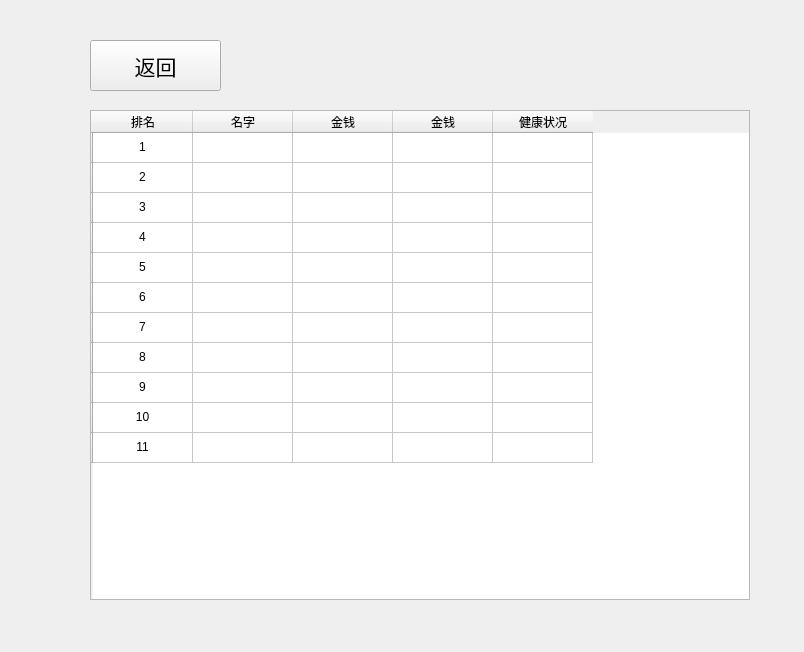
First picture: the form in ranking.ui, repository wwwxyz123/shanghaifusheng, before the edit.
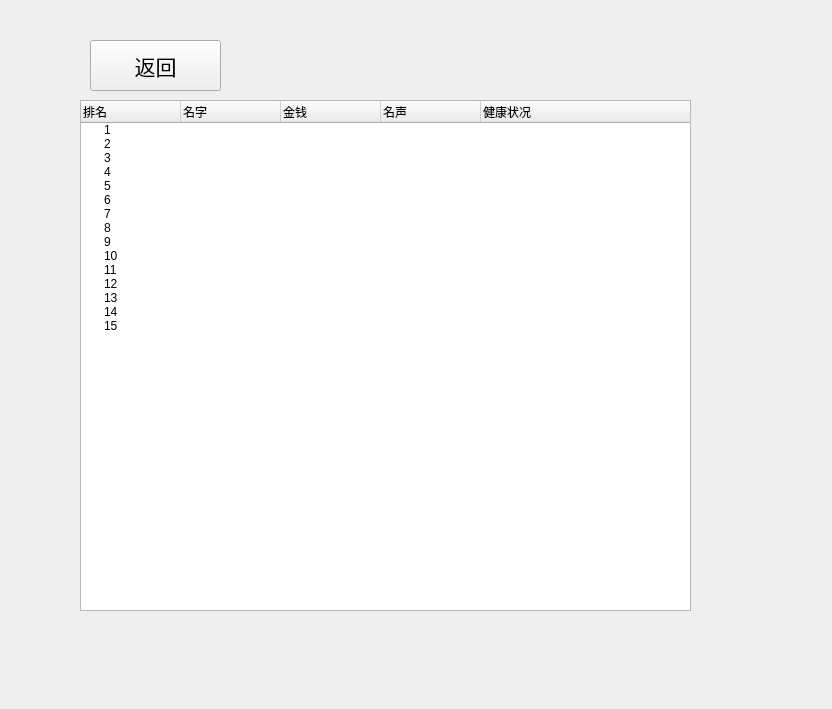
Second picture: the form after the edit.

```diff
--- a/ranking.ui
+++ b/ranking.ui
@@ -6,89 +6,40 @@
    <rect>
     <x>0</x>
     <y>0</y>
-    <width>804</width>
-    <height>652</height>
+    <width>832</width>
+    <height>709</height>
    </rect>
   </property>
   <property name="windowTitle">
    <string>Form</string>
   </property>
-  <widget class="QTableWidget" name="tableWidget">
+  <widget class="QPushButton" name="startButton">
    <property name="geometry">
     <rect>
      <x>90</x>
-     <y>110</y>
-     <width>660</width>
-     <height>490</height>
+     <y>40</y>
+     <width>131</width>
+     <height>51</height>
     </rect>
    </property>
-   <property name="minimumSize">
-    <size>
-     <width>660</width>
-     <height>490</height>
-    </size>
+   <property name="font">
+    <font>
+     <pointsize>16</pointsize>
+    </font>
    </property>
-   <property name="maximumSize">
-    <size>
-     <width>660</width>
-     <height>490</height>
-    </size>
+   <property name="text">
+    <string>返回</string>
    </property>
-   <row>
-    <property name="text">
-     <string/>
-    </property>
-   </row>
-   <row>
-    <property name="text">
-     <string/>
-    </property>
-   </row>
-   <row>
-    <property name="text">
-     <string/>
-    </property>
-   </row>
-   <row>
-    <property name="text">
-     <string/>
-    </property>
-   </row>
-   <row>
-    <property name="text">
-     <string/>
-    </property>
-   </row>
-   <row>
-    <property name="text">
-     <string/>
-    </property>
-   </row>
-   <row>
-    <property name="text">
-     <string/>
-    </property>
-   </row>
-   <row>
-    <property name="text">
-     <string/>
-    </property>
-   </row>
-   <row>
-    <property name="text">
-     <string/>
-    </property>
-   </row>
-   <row>
-    <property name="text">
-     <string/>
-    </property>
-   </row>
-   <row>
-    <property name="text">
-     <string/>
-    </property>
-   </row>
+  </widget>
+  <widget class="QTreeWidget" name="ranktableWidget">
+   <property name="geometry">
+    <rect>
+     <x>80</x>
+     <y>100</y>
+     <width>611</width>
+     <height>511</height>
+    </rect>
+   </property>
    <column>
     <property name="text">
      <string>排名</string>
@@ -106,7 +57,7 @@
    </column>
    <column>
     <property name="text">
-     <string>金钱</string>
+     <string>名声</string>
     </property>
    </column>
    <column>
@@ -114,112 +65,81 @@
      <string>健康状况</string>
     </property>
    </column>
-   <item row="0" column="0">
+   <item>
     <property name="text">
      <string>1</string>
     </property>
-    <property name="textAlignment">
-     <set>AlignCenter</set>
-    </property>
    </item>
-   <item row="1" column="0">
+   <item>
     <property name="text">
      <string>2</string>
     </property>
-    <property name="textAlignment">
-     <set>AlignCenter</set>
-    </property>
    </item>
-   <item row="2" column="0">
+   <item>
     <property name="text">
      <string>3</string>
     </property>
-    <property name="textAlignment">
-     <set>AlignCenter</set>
-    </property>
    </item>
-   <item row="3" column="0">
+   <item>
     <property name="text">
      <string>4</string>
     </property>
-    <property name="textAlignment">
-     <set>AlignCenter</set>
-    </property>
    </item>
-   <item row="4" column="0">
+   <item>
     <property name="text">
      <string>5</string>
     </property>
-    <property name="textAlignment">
-     <set>AlignCenter</set>
-    </property>
    </item>
-   <item row="5" column="0">
+   <item>
     <property name="text">
      <string>6</string>
     </property>
-    <property name="textAlignment">
-     <set>AlignCenter</set>
-    </property>
    </item>
-   <item row="6" column="0">
+   <item>
     <property name="text">
      <string>7</string>
     </property>
-    <property name="textAlignment">
-     <set>AlignCenter</set>
-    </property>
    </item>
-   <item row="7" column="0">
+   <item>
     <property name="text">
      <string>8</string>
     </property>
-    <property name="textAlignment">
-     <set>AlignCenter</set>
-    </property>
    </item>
-   <item row="8" column="0">
+   <item>
     <property name="text">
      <string>9</string>
     </property>
-    <property name="textAlignment">
-     <set>AlignCenter</set>
-    </property>
    </item>
-   <item row="9" column="0">
+   <item>
     <property name="text">
      <string>10</string>
     </property>
-    <property name="textAlignment">
-     <set>AlignCenter</set>
-    </property>
    </item>
-   <item row="10" column="0">
+   <item>
     <property name="text">
      <string>11</string>
     </property>
-    <property name="textAlignment">
-     <set>AlignCenter</set>
+   </item>
+   <item>
+    <property name="text">
+     <string>12</string>
     </property>
    </item>
-  </widget>
-  <widget class="QPushButton" name="startButton">
-   <property name="geometry">
-    <rect>
-     <x>90</x>
-     <y>40</y>
-     <width>131</width>
-     <height>51</height>
-    </rect>
-   </property>
-   <property name="font">
-    <font>
-     <pointsize>16</pointsize>
-    </font>
-   </property>
-   <property name="text">
-    <string>返回</string>
-   </property>
+   <item>
+    <property name="text">
+     <string>13</string>
+    </property>
+   </item>
+   <item>
+    <property name="text">
+     <string>14</string>
+    </property>
+   </item>
+   <item>
+    <property name="text">
+     <string>15</string>
+    </property>
+   </item>
   </widget>
  </widget>
  <resources/>
```
